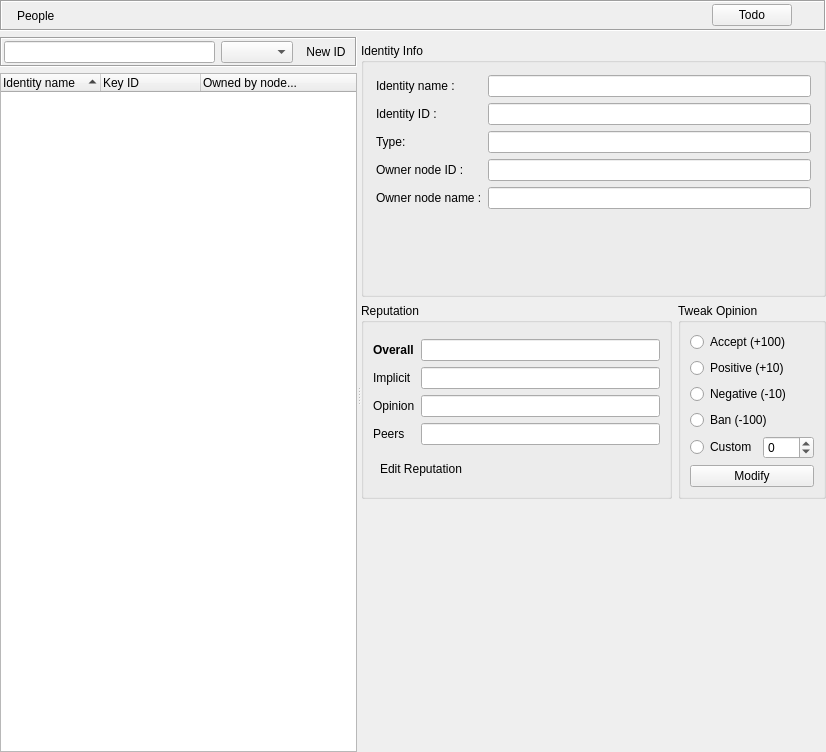
Before: the Qt Designer form retroshare-gui/src/gui/Identity/IdDialog.ui in RetroShare/RetroShare, drawn with Qt 5.
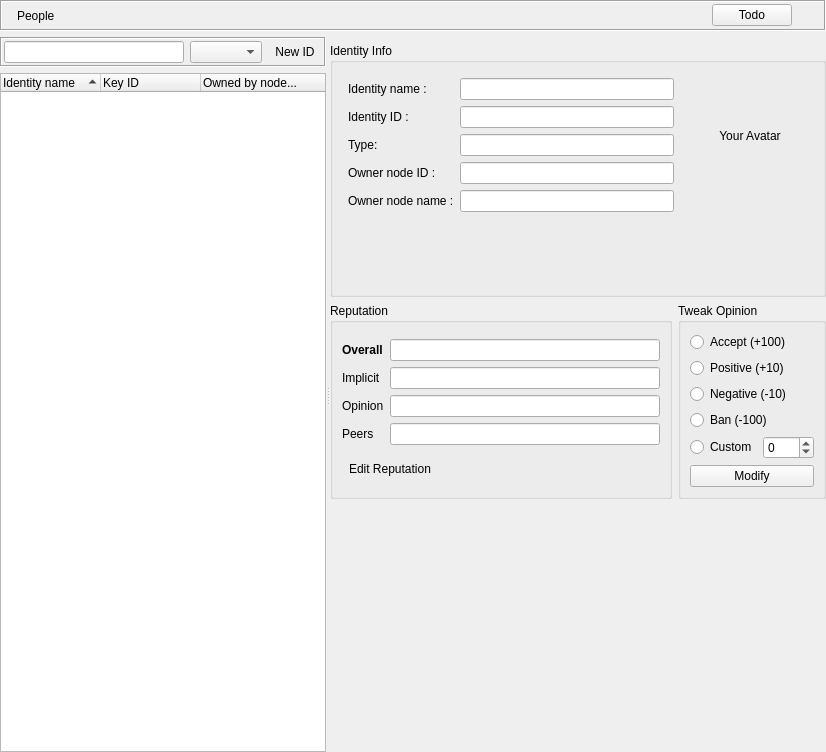
After: the same form once the commit is applied. Icons and pictures are not drawn. Custom widgets are drawn as their Qt base class.

Commit message: Set Light gray background color for the identicons for better look n feel. Fixed to scale QLabel content. Moved to display Avatars on ID Dialog into a QLabel

The edit to the form file:
```diff
--- a/retroshare-gui/src/gui/Identity/IdDialog.ui
+++ b/retroshare-gui/src/gui/Identity/IdDialog.ui
@@ -224,9 +224,6 @@
           <string>Identity Info</string>
          </property>
          <layout class="QGridLayout" name="gridLayout_3">
-          <property name="margin">
-           <number>6</number>
-          </property>
           <item row="0" column="0">
            <layout class="QGridLayout" name="gridLayout">
             <property name="margin">
@@ -325,6 +322,57 @@
             </item>
            </layout>
           </item>
+          <item row="0" column="1">
+           <layout class="QVBoxLayout" name="verticalLayout_3">
+            <item>
+             <widget class="QLabel" name="avatarLabel">
+              <property name="sizePolicy">
+               <sizepolicy hsizetype="Fixed" vsizetype="Fixed">
+                <horstretch>0</horstretch>
+                <verstretch>0</verstretch>
+               </sizepolicy>
+              </property>
+              <property name="minimumSize">
+               <size>
+                <width>128</width>
+                <height>128</height>
+               </size>
+              </property>
+              <property name="maximumSize">
+               <size>
+                <width>128</width>
+                <height>128</height>
+               </size>
+              </property>
+              <property name="text">
+               <string extracomment="Click here to change your avatar">Your Avatar</string>
+              </property>
+              <property name="scaledContents">
+               <bool>true</bool>
+              </property>
+              <property name="alignment">
+               <set>Qt::AlignCenter</set>
+              </property>
+              <property name="wordWrap">
+               <bool>true</bool>
+              </property>
+             </widget>
+            </item>
+            <item>
+             <spacer name="verticalSpacer_3">
+              <property name="orientation">
+               <enum>Qt::Vertical</enum>
+              </property>
+              <property name="sizeHint" stdset="0">
+               <size>
+                <width>20</width>
+                <height>40</height>
+               </size>
+              </property>
+             </spacer>
+            </item>
+           </layout>
+          </item>
          </layout>
         </widget>
        </item>
```
Left out of the diff: 14 changed lines with no effect on the pictures. The commit also changes 4 other files.
